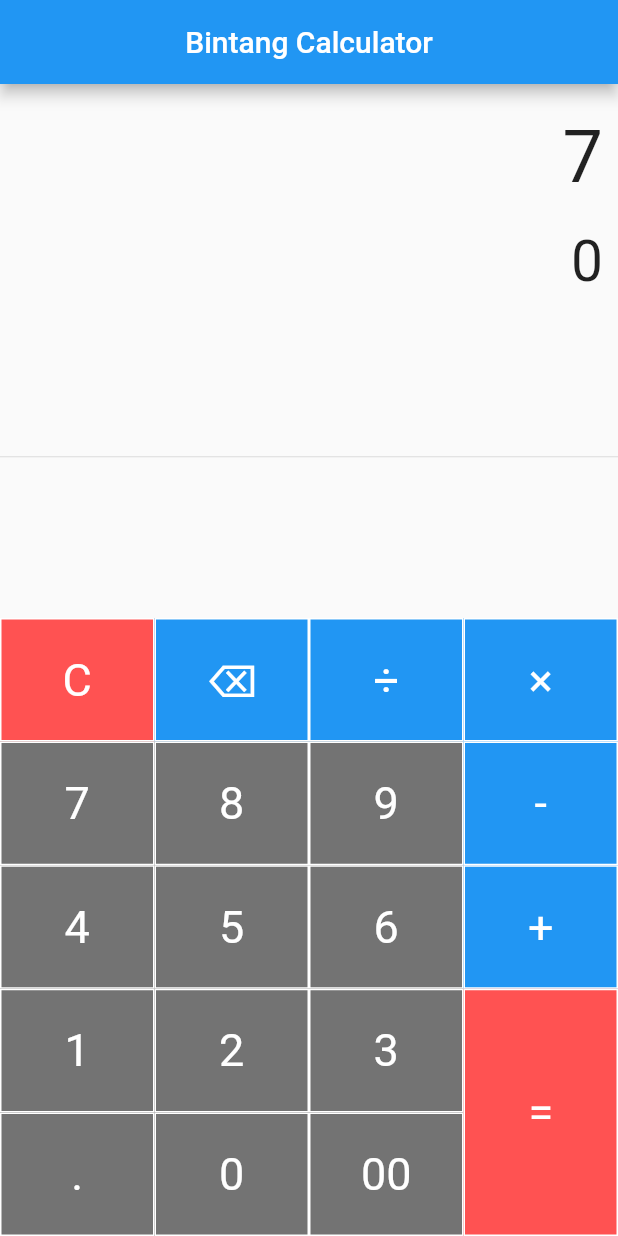
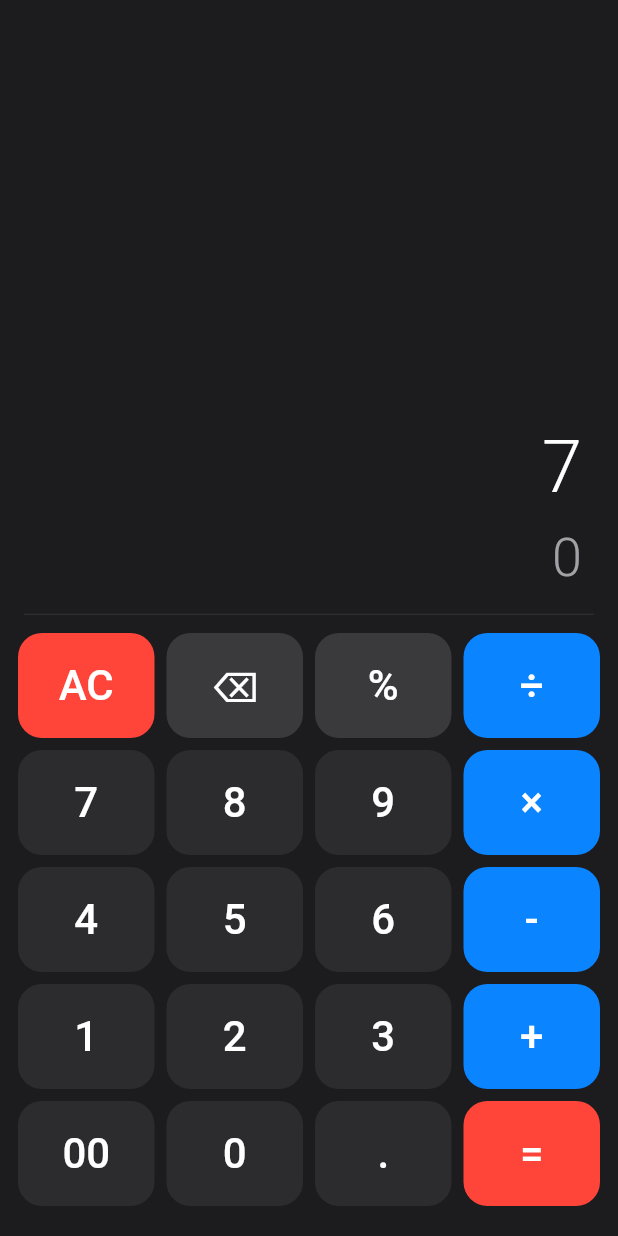
Before and after one commit to BintangNadiMaulana/bintang_calculator, a Flutter app: the screen it shows after launch, after a tap on an icon or button, on a phone screen of 412 x 824 dp. Run offline on Flutter 3.47's test engine with Material 2 defaults, Android fonts, the phone set to English and light mode, and no system bars; our stand-ins replace math_expressions.

Commit message:
Fix all calculator bugs and redesign UI/UX
- Fix: validate operators to prevent consecutive operators (5++3)
- Fix: reset equation when typing after calculation
- Fix: prevent duplicate decimal points per number
- Fix: format results to remove trailing zeros (3.0 → 3)
- Fix: handle division by zero with proper message
- Fix: safe backspace on all edge cases
- Add: percent (%) button
- Add: horizontal scroll for long equations/results
- Add: modern dark theme with rounded buttons
- Add: proper grid layout using Expanded (responsive)
- Remove: deprecated MaterialStateProperty → no longer used
- Remove: hardcoded pixel widths → responsive flex layout
- Update: test file with actual calculator tests (was counter template)

Co-Authored-By: Claude Opus 4.6 <noreply@anthropic.com>
Claude-Session: https://claude.ai/code/session_01G7VwjhqT1RY9wKXLd2es6A

```diff
--- a/lib/main.dart
+++ b/lib/main.dart
@@ -1,22 +1,32 @@
 import 'package:calculator_bintang/simple_calculator.dart';
 import 'package:flutter/material.dart';
+import 'package:flutter/services.dart';
 
 void main() {
+  WidgetsFlutterBinding.ensureInitialized();
+  SystemChrome.setSystemUIOverlayStyle(
+    const SystemUiOverlayStyle(
+      statusBarColor: Colors.transparent,
+      statusBarIconBrightness: Brightness.light,
+    ),
+  );
   runApp(const MyApp());
 }
 
 class MyApp extends StatelessWidget {
   const MyApp({super.key});
 
-  // This widget is the root of your application.
   @override
   Widget build(BuildContext context) {
     return MaterialApp(
       title: 'Calculator Bintang',
+      debugShowCheckedModeBanner: false,
       theme: ThemeData(
+        brightness: Brightness.dark,
         primarySwatch: Colors.blue,
+        scaffoldBackgroundColor: const Color(0xFF1C1C1E),
       ),
-      home: SimpleCalculator(),
+      home: const SimpleCalculator(),
     );
   }
 }
--- a/lib/simple_calculator.dart
+++ b/lib/simple_calculator.dart
@@ -9,185 +9,283 @@ class SimpleCalculator extends StatefulWidget {
 }
 
 class _SimpleCalculatorState extends State<SimpleCalculator> {
-
   String equation = "0";
   String result = "0";
-  String expression = "";
-  double equationFontSize = 38.0;
-  double resultFontSize = 48.0;
+  bool _calculated = false;
 
-  buttonPressed(String buttonText){
+  static const Color _bgColor = Color(0xFF1C1C1E);
+  static const Color _displayBg = Color(0xFF1C1C1E);
+  static const Color _numberColor = Color(0xFF2C2C2E);
+  static const Color _operatorColor = Color(0xFF0A84FF);
+  static const Color _accentColor = Color(0xFFFF453A);
+  static const Color _textColor = Colors.white;
+  static const Color _secondaryText = Color(0xFFA1A1A6);
+
+  static const Set<String> _operators = {'+', '-', '×', '÷', '%'};
+
+  bool _isOperator(String s) => _operators.contains(s);
+
+  bool _endsWithOperator() {
+    if (equation.isEmpty) return false;
+    return _isOperator(equation[equation.length - 1]);
+  }
+
+  String _formatResult(String raw) {
+    double? val = double.tryParse(raw);
+    if (val == null) return raw;
+    if (val == val.toInt().toDouble() && !raw.contains('e')) {
+      return val.toInt().toString();
+    }
+    String formatted = val.toStringAsFixed(10);
+    formatted = formatted.replaceAll(RegExp(r'0+$'), '');
+    if (formatted.endsWith('.')) {
+      formatted = formatted.substring(0, formatted.length - 1);
+    }
+    return formatted;
+  }
+
+  void buttonPressed(String buttonText) {
     setState(() {
-      if(buttonText == "C"){
+      switch (buttonText) {
+        case "AC":
           equation = "0";
           result = "0";
-        equationFontSize = 38.0;
-        resultFontSize = 48.0;
-      }else if (buttonText == "⌫"){
-        equationFontSize = 48.0;
-        resultFontSize = 38.0;
+          _calculated = false;
+          break;
+
+        case "⌫":
+          if (_calculated) {
+            equation = "0";
+            result = "0";
+            _calculated = false;
+          } else if (equation.length > 1) {
             equation = equation.substring(0, equation.length - 1);
-        if(equation == ""){
+          } else {
             equation = "0";
           }
-      }else if(buttonText == "="){
-        equationFontSize = 38.0;
-        resultFontSize = 48.0;
+          break;
 
-        expression = equation;
-        expression = expression.replaceAll('×', '*');
-        expression = expression.replaceAll('÷', '/');
-        try{
-          Parser p = Parser();
-          Expression exp = p.parse(expression);
+        case "=":
+          _calculate();
+          break;
 
-          ContextModel cm = ContextModel();
-          result = '${exp.evaluate(EvaluationType.REAL, cm)}';
-        }catch(e){
-          result = "Error";
+        case "%":
+          if (equation != "0" && !_endsWithOperator()) {
+            equation = equation + "%";
           }
-      }else{
-        equationFontSize = 48.0;
-        resultFontSize = 38.0;
-          if(equation == "0"){
-            equation = buttonText;
-          }else {
-            equation = equation + buttonText;
-          }
+          break;
+
+        default:
+          _handleInput(buttonText);
       }
     });
   }
 
-  Widget buildButton(String buttonText, double buttonHeight, Color buttonColor){
-    return Container(
-      height: MediaQuery.of(context).size.height *0.1 * buttonHeight,
-      color: buttonColor,
-      child: TextButton(
-        style: ButtonStyle(
-            shape: MaterialStateProperty.all<RoundedRectangleBorder>(
-                RoundedRectangleBorder(
-                    borderRadius: BorderRadius.circular(0),
-                    side: BorderSide(color: Colors.white, width: 1, style: BorderStyle.solid)
-                )
-            )
+  void _handleInput(String buttonText) {
+    if (_isOperator(buttonText)) {
+      _calculated = false;
+      if (equation == "0" && buttonText != '-') return;
+      if (_endsWithOperator()) {
+        equation = equation.substring(0, equation.length - 1) + buttonText;
+      } else {
+        equation = equation + buttonText;
+      }
+    } else if (buttonText == ".") {
+      _calculated = false;
+      String lastNumber = _getLastNumber();
+      if (!lastNumber.contains('.')) {
+        if (_endsWithOperator() || equation == "0") {
+          if (equation == "0") {
+            equation = "0.";
+          } else {
+            equation = equation + "0.";
+          }
+        } else {
+          equation = equation + ".";
+        }
+      }
+    } else {
+      if (_calculated) {
+        equation = buttonText;
+        result = "0";
+        _calculated = false;
+      } else if (equation == "0") {
+        equation = buttonText;
+      } else {
+        equation = equation + buttonText;
+      }
+    }
+  }
+
+  String _getLastNumber() {
+    String last = "";
+    for (int i = equation.length - 1; i >= 0; i--) {
+      if (_isOperator(equation[i])) break;
+      last = equation[i] + last;
+    }
+    return last;
+  }
+
+  void _calculate() {
+    String expression = equation;
+    expression = expression.replaceAll('×', '*');
+    expression = expression.replaceAll('÷', '/');
+    expression = expression.replaceAll('%', '/100');
+
+    try {
+      Parser p = Parser();
+      Expression exp = p.parse(expression);
+      ContextModel cm = ContextModel();
+      double eval = exp.evaluate(EvaluationType.REAL, cm);
+
+      if (eval.isInfinite) {
+        result = "Tidak terdefinisi";
+      } else if (eval.isNaN) {
+        result = "Error";
+      } else {
+        result = _formatResult('$eval');
+      }
+    } catch (e) {
+      result = "Error";
+    }
+    _calculated = true;
+  }
+
+  Widget _buildButton(String text, {Color? color, Color? textColor, int flex = 1}) {
+    return Expanded(
+      flex: flex,
+      child: Padding(
+        padding: const EdgeInsets.all(4.0),
+        child: Material(
+          color: color ?? _numberColor,
+          borderRadius: BorderRadius.circular(16),
+          child: InkWell(
+            borderRadius: BorderRadius.circular(16),
+            onTap: () => buttonPressed(text),
+            child: Container(
+              height: 70,
+              alignment: Alignment.center,
+              child: Text(
+                text,
+                style: TextStyle(
+                  fontSize: 28,
+                  fontWeight: FontWeight.w500,
+                  color: textColor ?? _textColor,
                 ),
-        onPressed: () => buttonPressed(buttonText),
-        child: Text(
-          buttonText,
-          style: TextStyle(
-              fontSize: 30,
-              fontWeight: FontWeight.normal,
-              color: Colors.white
+              ),
+            ),
           ),
         ),
       ),
     );
   }
 
+  Widget _buildButtonRow(List<Map<String, dynamic>> buttons) {
+    return Row(
+      children: buttons.map((b) {
+        return _buildButton(
+          b['text'] as String,
+          color: b['color'] as Color?,
+          textColor: b['textColor'] as Color?,
+          flex: (b['flex'] as int?) ?? 1,
+        );
+      }).toList(),
+    );
+  }
+
   @override
   Widget build(BuildContext context) {
     return Scaffold(
-      appBar: AppBar(title: Text("Bintang Calculator"), centerTitle: true),
-      body: Column(
+      backgroundColor: _bgColor,
+      body: SafeArea(
+        child: Column(
           children: [
-
-          Container(
-            alignment: Alignment.centerRight,
-            padding: EdgeInsets.fromLTRB(10, 20, 10, 0),
-            child: Text(equation, style: TextStyle(fontSize: equationFontSize)),
+            // Display area
+            Expanded(
+              child: Container(
+                color: _displayBg,
+                padding: const EdgeInsets.symmetric(horizontal: 24, vertical: 16),
+                alignment: Alignment.bottomRight,
+                child: Column(
+                  mainAxisAlignment: MainAxisAlignment.end,
+                  crossAxisAlignment: CrossAxisAlignment.end,
+                  children: [
+                    SingleChildScrollView(
+                      scrollDirection: Axis.horizontal,
+                      reverse: true,
+                      child: Text(
+                        equation,
+                        style: TextStyle(
+                          fontSize: _calculated ? 32 : 48,
+                          fontWeight: FontWeight.w300,
+                          color: _calculated ? _secondaryText : _textColor,
                         ),
-
-          Container(
-            alignment: Alignment.centerRight,
-            padding: EdgeInsets.fromLTRB(10, 20, 10, 0),
-            child: Text(result, style: TextStyle(fontSize: resultFontSize)),
                       ),
-
-          Expanded(child: Divider ()),
-
-          Row(
-            // mainAxisAlignment: MainAxisAlignment.center,
-            children: [
-              Container(
-                width: MediaQuery.of(context).size.width *.75,
-                child: Table(
-                  children: [
-                    TableRow(
-                      children: [
-                        buildButton("C", 1, Colors.redAccent),
-                        buildButton("⌫", 1, Colors.blue),
-                        buildButton("÷", 1, Colors.blue),
-                      ]
                     ),
-
-                    TableRow(
-                        children: [
-                          buildButton("7", 1, Colors.black54),
-                          buildButton("8", 1, Colors.black54),
-                          buildButton("9", 1, Colors.black54),
-                        ]
+                    const SizedBox(height: 12),
+                    SingleChildScrollView(
+                      scrollDirection: Axis.horizontal,
+                      reverse: true,
+                      child: Text(
+                        result,
+                        style: TextStyle(
+                          fontSize: _calculated ? 56 : 36,
+                          fontWeight: _calculated ? FontWeight.w400 : FontWeight.w300,
+                          color: _calculated ? _textColor : _secondaryText,
                         ),
-
-                    TableRow(
-                        children: [
-                          buildButton("4", 1, Colors.black54),
-                          buildButton("5", 1, Colors.black54),
-                          buildButton("6", 1, Colors.black54),
-                        ]
                       ),
-
-                    TableRow(
-                        children: [
-                          buildButton("1", 1, Colors.black54),
-                          buildButton("2", 1, Colors.black54),
-                          buildButton("3", 1, Colors.black54),
-                        ]
-                    ),
-
-                    TableRow(
-                        children: [
-                          buildButton(".", 1, Colors.black54),
-                          buildButton("0", 1, Colors.black54),
-                          buildButton("00", 1, Colors.black54),
-                        ]
                     ),
                   ],
                 ),
               ),
-
-              Container(
-                width: MediaQuery.of(context).size.width *0.25,
-                child: Table(
-                  children: [
-                    TableRow(
-                      children: [
-                        buildButton("×", 1, Colors.blue),
-                      ]
             ),
 
-                    TableRow(
-                      children: [
-                        buildButton("-", 1, Colors.blue),
-                      ]
+            // Divider
+            Padding(
+              padding: const EdgeInsets.symmetric(horizontal: 16),
+              child: Divider(color: Colors.white.withValues(alpha: 0.1), height: 1),
             ),
 
-                    TableRow(
+            // Button grid
+            Padding(
+              padding: const EdgeInsets.fromLTRB(8, 8, 8, 16),
+              child: Column(
                 children: [
-                        buildButton("+", 1, Colors.blue),
-                      ]
+                  _buildButtonRow([
+                    {'text': 'AC', 'color': _accentColor},
+                    {'text': '⌫', 'color': const Color(0xFF3A3A3C)},
+                    {'text': '%', 'color': const Color(0xFF3A3A3C)},
+                    {'text': '÷', 'color': _operatorColor},
+                  ]),
+                  _buildButtonRow([
+                    {'text': '7'},
+                    {'text': '8'},
+                    {'text': '9'},
+                    {'text': '×', 'color': _operatorColor},
+                  ]),
+                  _buildButtonRow([
+                    {'text': '4'},
+                    {'text': '5'},
+                    {'text': '6'},
+                    {'text': '-', 'color': _operatorColor},
+                  ]),
+                  _buildButtonRow([
+                    {'text': '1'},
+                    {'text': '2'},
+                    {'text': '3'},
+                    {'text': '+', 'color': _operatorColor},
+                  ]),
+                  _buildButtonRow([
+                    {'text': '00'},
+                    {'text': '0'},
+                    {'text': '.'},
+                    {'text': '=', 'color': _accentColor},
+                  ]),
+                ],
               ),
-
-                    TableRow(
-                      children: [
-                        buildButton("=", 2, Colors.redAccent),
-                      ]
             ),
           ],
         ),
-              )
-            ],
-          )
-        ],
       ),
     );
   }
```
Also changed, not shown: 1 other file. Lines whose indentation alone changed are shown as unchanged.
